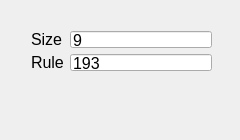
Above: mainwindow.ui from atile-y/AttractorBasins before the change. Below: the same form after it.
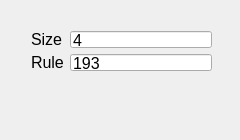
That is the form after the change. Icons and pictures are not drawn.

```diff
--- a/mainwindow.ui
+++ b/mainwindow.ui
@@ -42,7 +42,7 @@
         <bool>true</bool>
        </property>
        <property name="text">
-        <string>9</string>
+        <string>4</string>
        </property>
       </widget>
      </item>
```
